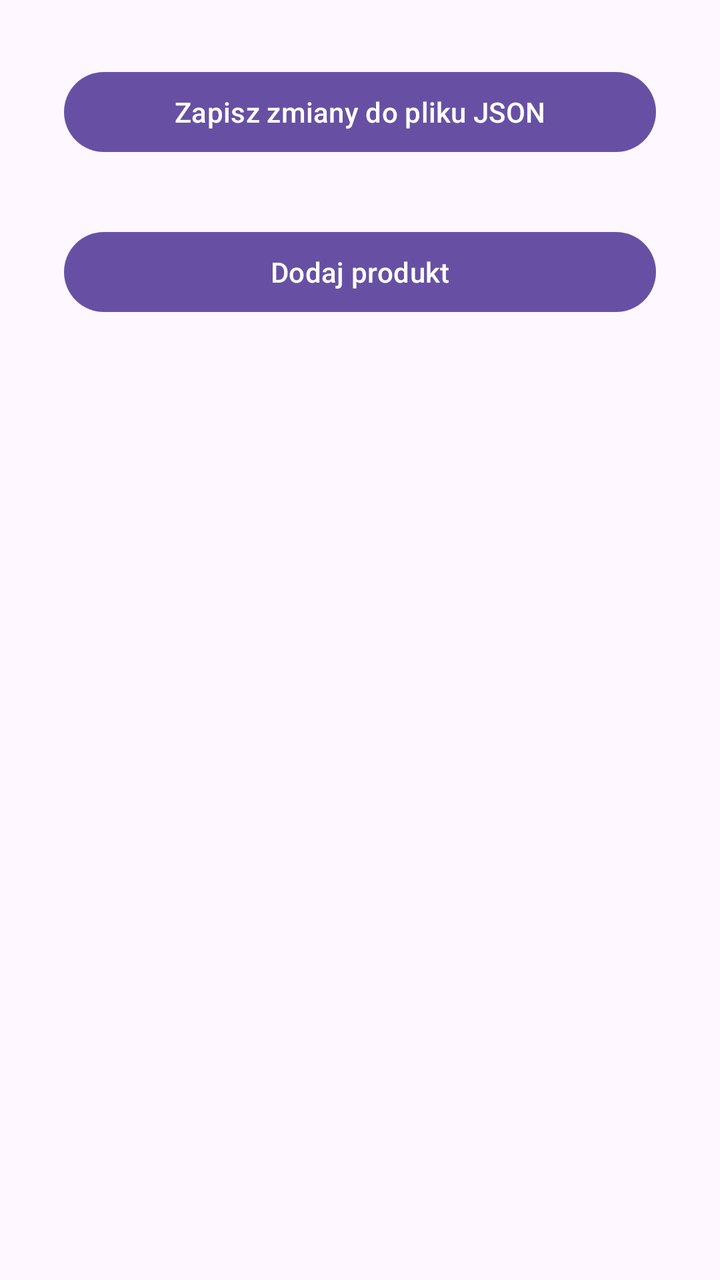
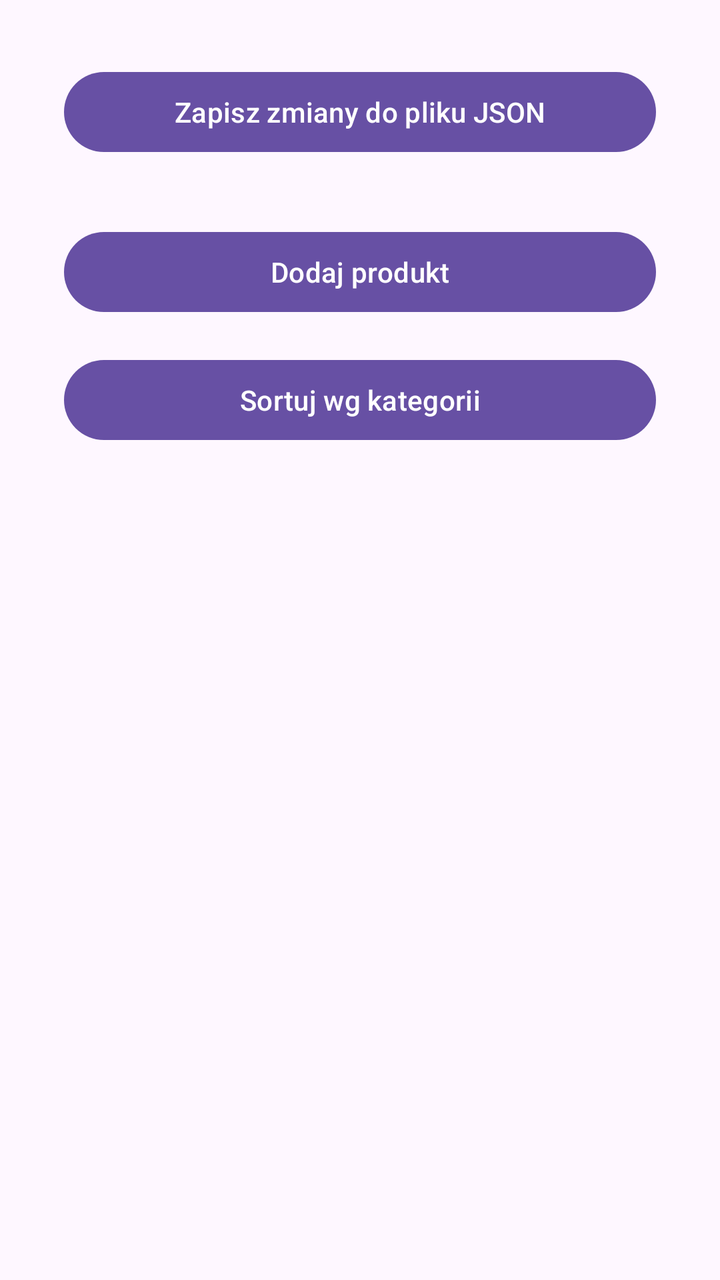

Screens rendered from an Android XML layout before and after an edit, with the pre-edit source and the edit as a unified diff.
<!-- AndroidManifest.xml: application theme Theme.Mobilesmartpantryprojectiv -->
<!-- res/layout/activity_main.xml -->
<?xml version="1.0" encoding="utf-8"?>
<LinearLayout xmlns:android="http://schemas.android.com/apk/res/android"
    xmlns:app="http://schemas.android.com/apk/res-auto"
    xmlns:tools="http://schemas.android.com/tools"
    android:id="@+id/main"
    android:layout_width="match_parent"
    android:layout_height="match_parent"
    tools:context=".MainActivity"
    android:orientation="vertical"
    android:padding="16dp"
    >

    <Button
        android:id="@+id/saveButton"
        android:layout_width="match_parent"
        android:layout_height="wrap_content"
        android:text="Zapisz zmiany do pliku JSON"
        android:layout_margin="16dp"
        />
    <Button
        android:id="@+id/btnAddProduct"
        android:layout_width="match_parent"
        android:layout_height="wrap_content"
        android:text="Dodaj produkt"
        android:layout_margin="16dp"/>

    <ListView
        android:id="@+id/listViewProducts"
        android:layout_width="match_parent"
        android:layout_height="match_parent"
        android:layout_marginTop="24dp"/>

</LinearLayout>
<!-- resources referenced by this layout -->
<resources>
  <style name="Theme.Mobilesmartpantryprojectiv" parent="Base.Theme.Mobilesmartpantryprojectiv" />
  <style name="Base.Theme.Mobilesmartpantryprojectiv" parent="Theme.Material3.DayNight.NoActionBar">
          
          
      </style>
</resources>

<!-- the commit's change to res/layout/activity_main.xml (unified diff, before → after) -->
@@ -24,6 +24,14 @@
         android:text="Dodaj produkt"
         android:layout_margin="16dp"/>
 
+    <Button
+        android:id="@+id/btnSortCategory"
+        android:layout_width="match_parent"
+        android:layout_height="wrap_content"
+        android:text="Sortuj wg kategorii"
+        android:layout_marginHorizontal="16dp"
+        android:layout_marginBottom="8dp"/>
+
     <ListView
         android:id="@+id/listViewProducts"
         android:layout_width="match_parent"
